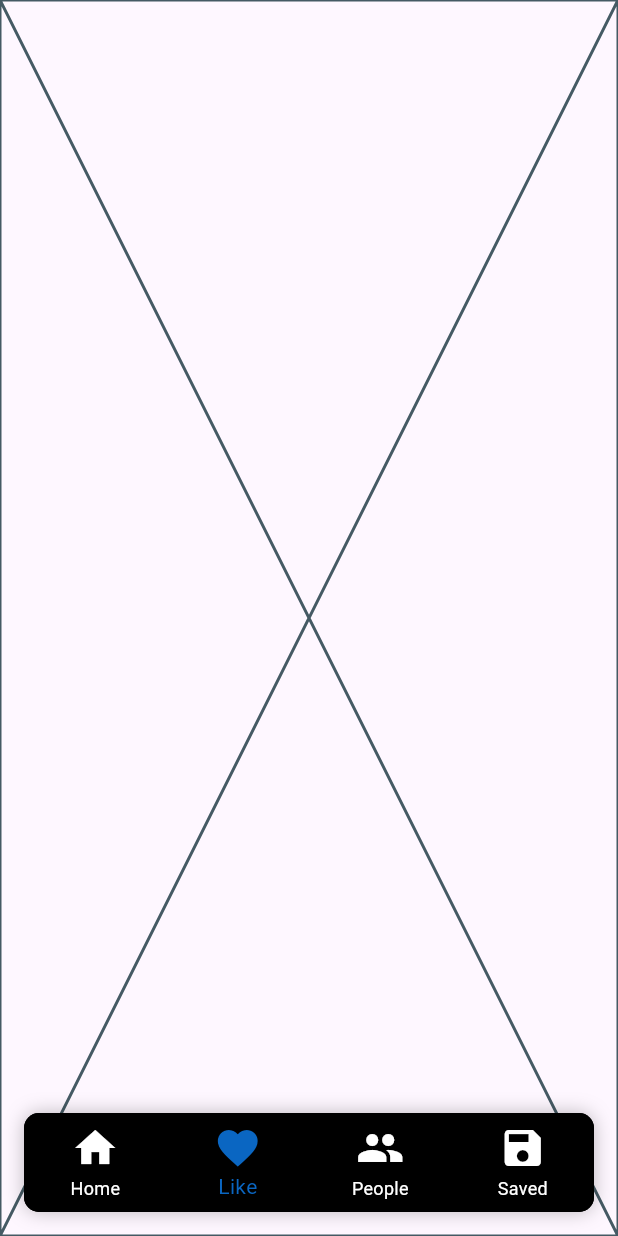
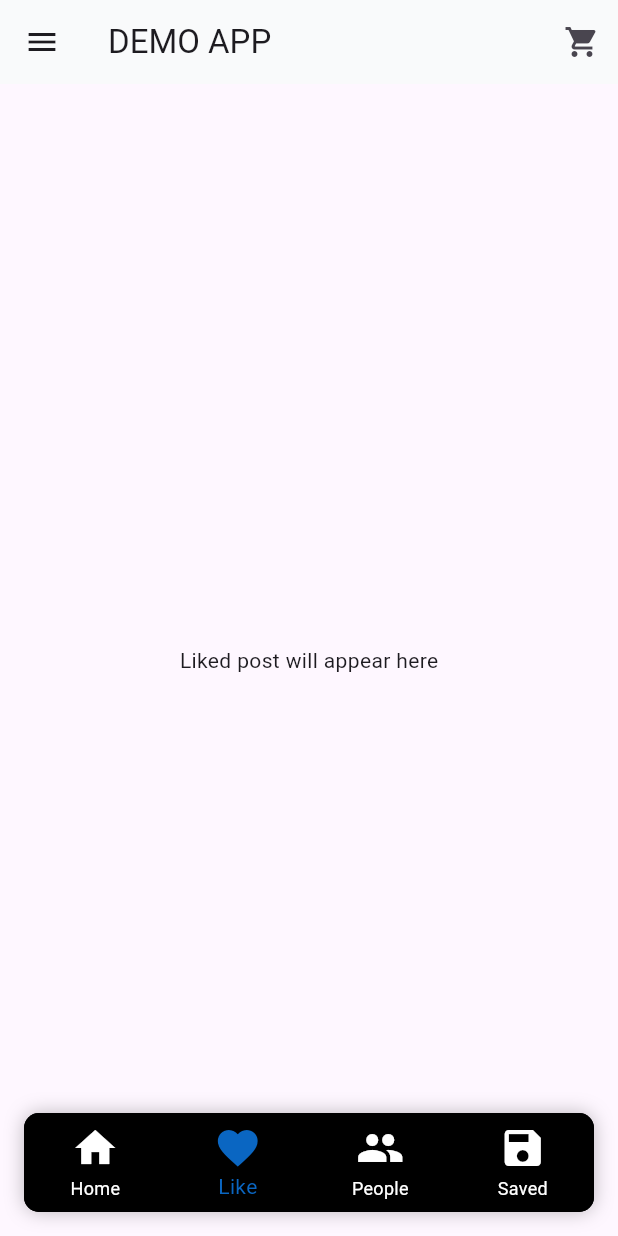
Before and after one commit to quant-1729/assignment, a Flutter app: the screen it shows after launch, item 2 of the bottom bar chosen, on a phone screen of 412 x 824 dp. Run offline on Flutter 3.47's test engine with Material 3 defaults, Android fonts, the phone set to English and light mode, and no system bars; our stand-ins replace connectivity_plus, sqflite; accounts and stored records are empty; network calls fail.

Commit message:
final commit

```diff
--- a/lib/Views/Mainpage.dart
+++ b/lib/Views/Mainpage.dart
@@ -5,7 +5,7 @@ import 'package:flutter/material.dart';
 import 'package:flutter/cupertino.dart';
 import 'package:assignment/Services/api_services.dart';
 import 'package:assignment/Views/custom_card.dart';
-import '../DTO/post_dto.dart'; // Importing the separate class for cards
+import '../DTO/post_dto.dart';
 
 class MainPage extends StatefulWidget {
   @override
@@ -24,17 +24,14 @@ class _MainPageState extends State<MainPage> {
   // Declaring the initial category as ALL as default
   String selectedCategory = 'All';
 
-
-
-
   @override
   void initState() {
     super.initState();
-    futurePosts = ApiServices().fetchPosts(context); // Corrected to ApiService
+    futurePosts = ApiServices().fetchPosts(context);
   }
 
-   showCategorySelectionMenu(BuildContext context) {
-     return showModalBottomSheet(
+  showCategorySelectionMenu(BuildContext context) {
+    return showModalBottomSheet(
       context: context,
       builder: (BuildContext context) {
         return ListView(
@@ -63,13 +60,13 @@ class _MainPageState extends State<MainPage> {
         backgroundColor: Color(0xFFC6C4C4),
         appBar: AppBar(
           backgroundColor: Color(0xFFF9FAFB),
-          leading: Icon(Icons.menu), // Three line icon
+          leading: Icon(Icons.menu),
           title: Text('DEMO APP'),
           actions: [
             IconButton(
               onPressed: () {},
               icon: Icon(Icons.shopping_cart),
-            ), // Right most icon
+            ),
           ],
         ),
         body: Column(
@@ -115,7 +112,7 @@ class _MainPageState extends State<MainPage> {
                       showCategorySelectionMenu(context);
                     },
                     icon: Icon(CupertinoIcons.slider_horizontal_3, size: 35, color: Color(0xFF0A66C2)),
-                  ), // Replace with your asset
+                  ),
                 ],
               ),
             ),
--- a/lib/Views/custom-card_bottom.dart
+++ b/lib/Views/custom-card_bottom.dart
@@ -38,7 +38,7 @@ class _CustomCardBottomState extends State<CustomCardBottom> {
           children: [
             Expanded(child: TextInput("Write your comment", textEditingController)),
             SendIcon(20, (){
-              //implement the send logic
+              // send logic
             })
           ],
         )
--- a/lib/Views/custom_card.dart
+++ b/lib/Views/custom_card.dart
@@ -1,4 +1,3 @@
-// custom_card.dart
 import 'package:assignment/Views/custom-card_bottom.dart';
 import 'package:flutter/cupertino.dart';
 import 'package:flutter/material.dart';
--- a/lib/Views/like_page.dart
+++ b/lib/Views/like_page.dart
@@ -10,6 +10,25 @@ class LikePage extends StatefulWidget {
 class _LikePageState extends State<LikePage> {
   @override
   Widget build(BuildContext context) {
-    return const Placeholder();
+    return Scaffold(
+      appBar: AppBar(
+        backgroundColor: Color(0xFFF9FAFB),
+        leading: Icon(Icons.menu), // Three line icon
+        title: Text('DEMO APP'),
+        actions: [
+          IconButton(
+            onPressed: () {},
+            icon: Icon(Icons.shopping_cart),
+          ), // Right most icon
+        ],
+      ),
+      body: Container(
+        child: Center(
+          child: Text(
+            "Liked post will appear here"
+          ),
+        ),
+      ),
+    );
   }
 }
--- a/lib/main.dart
+++ b/lib/main.dart
@@ -80,8 +80,8 @@ class _MyAppState extends State<MyApp> {
                         label: 'Saved',
                       ),
                     ],
-                    selectedItemColor: Color(0xFF0A66C2), // Active label text color
-                    unselectedItemColor: Colors.white, // Inactive label text color
+                    selectedItemColor: Color(0xFF0A66C2),
+                    unselectedItemColor: Colors.white,
                     type: BottomNavigationBarType.fixed,
                     currentIndex: _selectedIndex,
                     onTap: _onItemTapped,
```
Also changed, not shown: lib/Views/people_page.dart (+20 -1 lines), lib/Views/saved_page.dart (+20 -1 lines).
